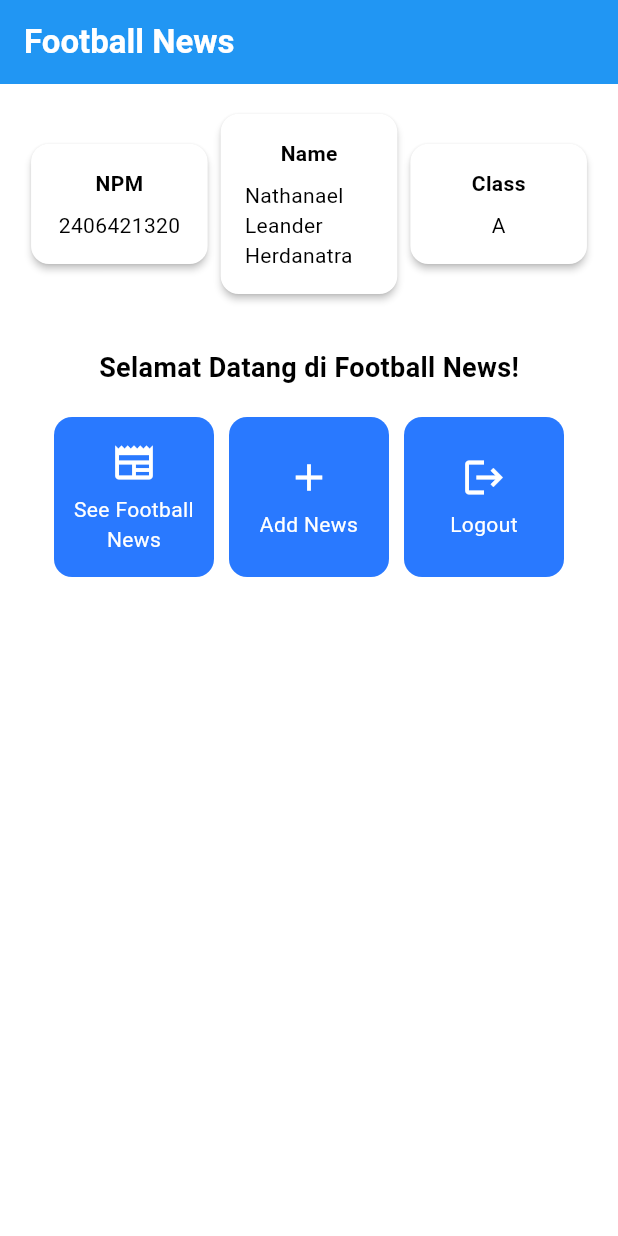
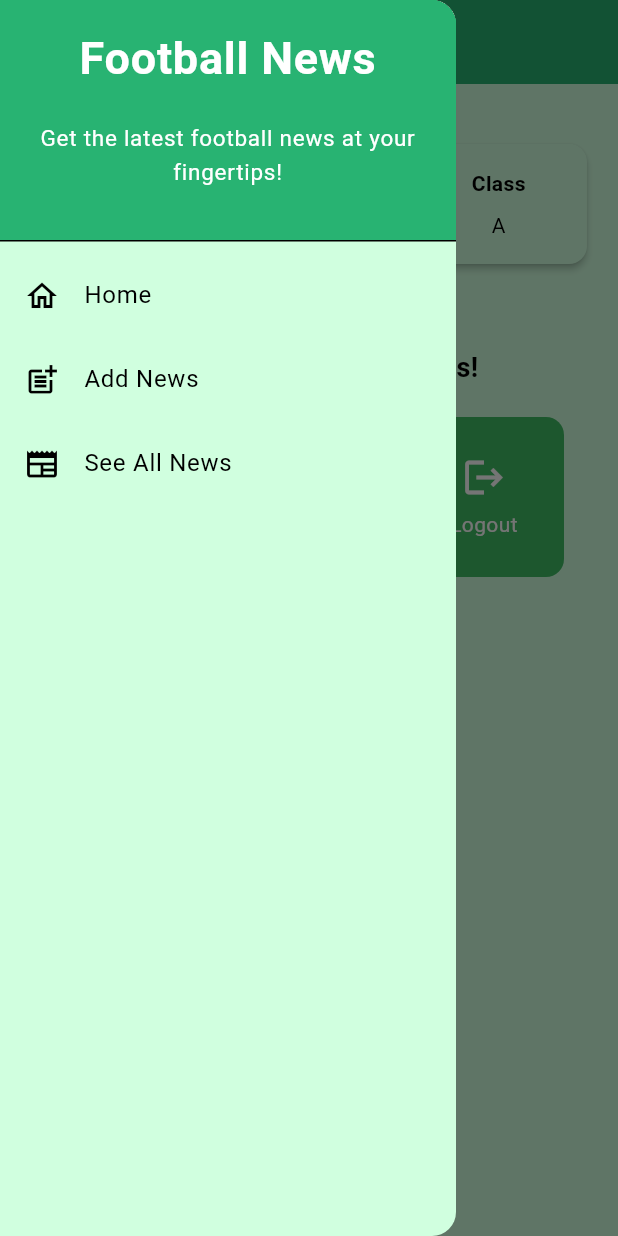
Before and after one commit to nathanaeru/football-news-mobile, a Flutter app: the screen it shows after launch, with the side drawer open (before the commit the screen has no drawer), on a phone screen of 412 x 824 dp. Run offline on Flutter 3.47's test engine with Material 3 defaults, Android fonts, the phone set to English and light mode, and no system bars.

Commit message:
finished tutorial 7

```diff
--- a/lib/main.dart
+++ b/lib/main.dart
@@ -1,5 +1,5 @@
 import 'package:flutter/material.dart';
-import 'package:football_news/menu.dart';
+import 'package:football_news/screens/menu.dart';
 
 void main() {
   runApp(const MyApp());
@@ -14,24 +14,12 @@ class MyApp extends StatelessWidget {
     return MaterialApp(
       title: 'Flutter Demo',
       theme: ThemeData(
-        // This is the theme of your application.
-        //
-        // TRY THIS: Try running your application with "flutter run". You'll see
-        // the application has a purple toolbar. Then, without quitting the app,
-        // try changing the seedColor in the colorScheme below to Colors.green
-        // and then invoke "hot reload" (save your changes or press the "hot
-        // reload" button in a Flutter-supported IDE, or press "r" if you used
-        // the command line to start the app).
-        //
-        // Notice that the counter didn't reset back to zero; the application
-        // state is not lost during the reload. To reset the state, use hot
-        // restart instead.
-        //
-        // This works for code too, not just values: Most code changes can be
-        // tested with just a hot reload.
-        colorScheme: ColorScheme.fromSwatch(
-          primarySwatch: Colors.blue,
-        ).copyWith(secondary: Colors.blueAccent[400]),
+        brightness: Brightness.light,
+        colorScheme: ColorScheme.light(
+          primary: const Color.fromARGB(255, 40, 179, 114),
+          secondary: const Color.fromARGB(255, 63, 189, 100),
+          surface: const Color.fromARGB(255, 208, 255, 223),
+        ),
       ),
       home: MyHomePage(),
     );
--- a/lib/menu.dart
+++ b/lib/screens/menu.dart
@@ -1,4 +1,6 @@
 import 'package:flutter/material.dart';
+import 'package:football_news/widgets/left_drawer.dart';
+import 'package:football_news/widgets/news_card.dart';
 
 class MyHomePage extends StatelessWidget {
   MyHomePage({super.key});
@@ -17,12 +19,11 @@ class MyHomePage extends StatelessWidget {
   Widget build(BuildContext context) {
     return Scaffold(
       appBar: AppBar(
-        title: const Text(
-          "Football News",
-          style: TextStyle(color: Colors.white, fontWeight: FontWeight.bold),
-        ),
+        title: const Center(child: Text('Football News')),
         backgroundColor: Theme.of(context).colorScheme.primary,
+        foregroundColor: Colors.white,
       ),
+      drawer: const LeftDrawer(),
       body: Padding(
         padding: const EdgeInsets.all(16.0),
         child: Column(
@@ -43,7 +44,7 @@ class MyHomePage extends StatelessWidget {
                   const Padding(
                     padding: EdgeInsets.only(top: 16.0),
                     child: Text(
-                      "Selamat Datang di Football News!",
+                      "Welcome to Football News!",
                       style: TextStyle(
                         fontSize: 18.0,
                         fontWeight: FontWeight.bold,
@@ -95,51 +96,3 @@ class InfoCard extends StatelessWidget {
     );
   }
 }
-
-class ItemCard extends StatelessWidget {
-  final ItemHomepage item;
-  const ItemCard(this.item, {super.key});
-
-  @override
-  Widget build(BuildContext context) {
-    return Material(
-      color: Theme.of(context).colorScheme.secondary,
-      borderRadius: BorderRadius.circular(12),
-      child: InkWell(
-        onTap: () {
-          ScaffoldMessenger.of(context)
-            ..hideCurrentSnackBar()
-            ..showSnackBar(
-              SnackBar(
-                content: Text("Kamu telah menekan tombol ${item.name}!"),
-              ),
-            );
-        },
-        child: Container(
-          padding: const EdgeInsets.all(8),
-          child: Center(
-            child: Column(
-              mainAxisAlignment: MainAxisAlignment.center,
-              children: [
-                Icon(item.icon, color: Colors.white, size: 30.0),
-                const Padding(padding: EdgeInsets.all(3)),
-                Text(
-                  item.name,
-                  textAlign: TextAlign.center,
-                  style: const TextStyle(color: Colors.white),
-                ),
-              ],
-            ),
-          ),
-        ),
-      ),
-    );
-  }
-}
-
-class ItemHomepage {
-  final String name;
-  final IconData icon;
-
-  ItemHomepage(this.name, this.icon);
-}
--- /dev/null
+++ b/lib/widgets/left_drawer.dart
@@ -0,0 +1,75 @@
+import 'package:flutter/material.dart';
+import 'package:football_news/screens/menu.dart';
+import 'package:football_news/screens/newslist_form.dart';
+
+class LeftDrawer extends StatelessWidget {
+  const LeftDrawer({super.key});
+
+  @override
+  Widget build(BuildContext context) {
+    return Drawer(
+      child: ListView(
+        children: [
+          const DrawerHeader(
+            decoration: BoxDecoration(
+              color: const Color.fromARGB(255, 40, 179, 114),
+            ),
+            child: Column(
+              children: [
+                Text(
+                  'Football News',
+                  textAlign: TextAlign.center,
+                  style: TextStyle(
+                    fontSize: 30,
+                    fontWeight: FontWeight.bold,
+                    color: Colors.white,
+                  ),
+                ),
+                Padding(padding: EdgeInsets.all(10)),
+                Text(
+                  "Get the latest football news at your fingertips!",
+                  textAlign: TextAlign.center,
+                  style: TextStyle(
+                    fontSize: 15,
+                    fontWeight: FontWeight.normal,
+                    color: Colors.white,
+                  ),
+                ),
+              ],
+            ),
+          ),
+          ListTile(
+            leading: const Icon(Icons.home_outlined),
+            title: const Text('Home'),
+            onTap: () {
+              Navigator.pushReplacement(
+                context,
+                MaterialPageRoute(builder: (context) => MyHomePage()),
+              );
+            },
+          ),
+          ListTile(
+            leading: const Icon(Icons.post_add),
+            title: const Text('Add News'),
+            onTap: () {
+              Navigator.pushReplacement(
+                context,
+                MaterialPageRoute(builder: (context) => NewsFormPage()),
+              );
+            },
+          ),
+          ListTile(
+            leading: const Icon(Icons.newspaper),
+            title: const Text('See All News'),
+            onTap: () {
+              Navigator.pushReplacement(
+                context,
+                MaterialPageRoute(builder: (context) => MyHomePage()),
+              );
+            },
+          ),
+        ],
+      ),
+    );
+  }
+}
--- /dev/null
+++ b/lib/widgets/news_card.dart
@@ -0,0 +1,56 @@
+import 'package:flutter/material.dart';
+import 'package:football_news/screens/newslist_form.dart';
+
+class ItemHomepage {
+  final String name;
+  final IconData icon;
+
+  ItemHomepage(this.name, this.icon);
+}
+
+class ItemCard extends StatelessWidget {
+  final ItemHomepage item;
+  const ItemCard(this.item, {super.key});
+
+  @override
+  Widget build(BuildContext context) {
+    return Material(
+      color: Theme.of(context).colorScheme.secondary,
+      borderRadius: BorderRadius.circular(12),
+      child: InkWell(
+        onTap: () {
+          ScaffoldMessenger.of(context)
+            ..hideCurrentSnackBar()
+            ..showSnackBar(
+              SnackBar(
+                content: Text("Kamu telah menekan tombol ${item.name}!"),
+              ),
+            );
+          if (item.name == "Add News") {
+            Navigator.pushReplacement(
+              context,
+              MaterialPageRoute(builder: (context) => NewsFormPage()),
+            );
+          }
+        },
+        child: Container(
+          padding: const EdgeInsets.all(8),
+          child: Center(
+            child: Column(
+              mainAxisAlignment: MainAxisAlignment.center,
+              children: [
+                Icon(item.icon, color: Colors.white, size: 30.0),
+                const Padding(padding: EdgeInsets.all(3)),
+                Text(
+                  item.name,
+                  textAlign: TextAlign.center,
+                  style: const TextStyle(color: Colors.white),
+                ),
+              ],
+            ),
+          ),
+        ),
+      ),
+    );
+  }
+}
```
Also changed, not shown: lib/screens/newslist_form.dart (added, +200 -0 lines).
